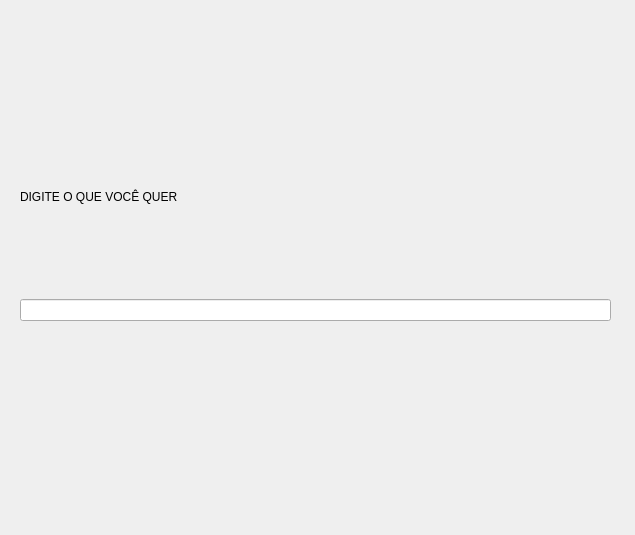
Before: the Qt Designer form telacardapio.ui in JaianeEvilasio/Barzinho_C-, drawn with Qt 5.
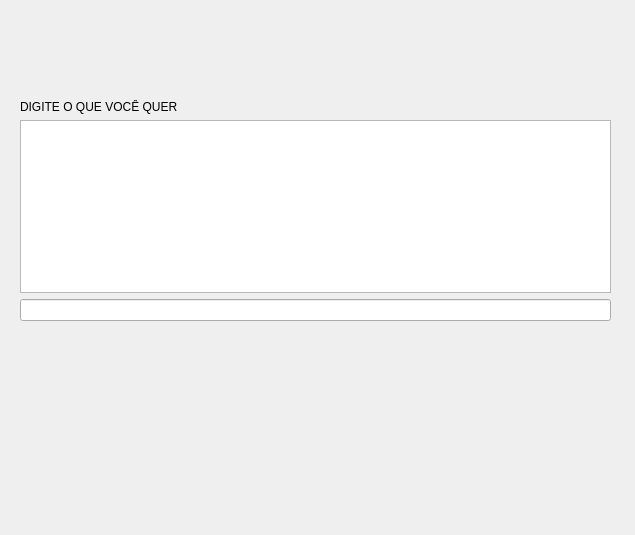
After: the same form once the commit is applied.

Commit message: adicionei a tela final

The edit to the form file:
```diff
--- a/telacardapio.ui
+++ b/telacardapio.ui
@@ -42,6 +42,9 @@
       </property>
      </widget>
     </item>
+    <item>
+     <widget class="QTableWidget" name="tableProdutos"/>
+    </item>
     <item>
      <widget class="QLineEdit" name="lineEdit"/>
     </item>
```
The commit also changes 6 other files.
